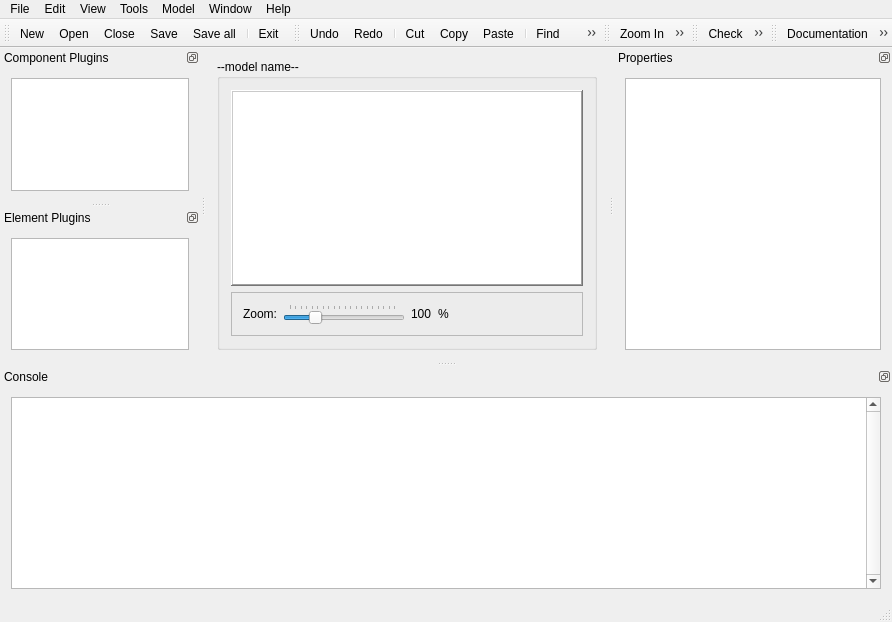
The window that qtGuiProject/QtRebornedGenesys/mainwindow.ui (ljmotta/2019_2022_GenESyS) describes before a commit, drawn with Qt 5.
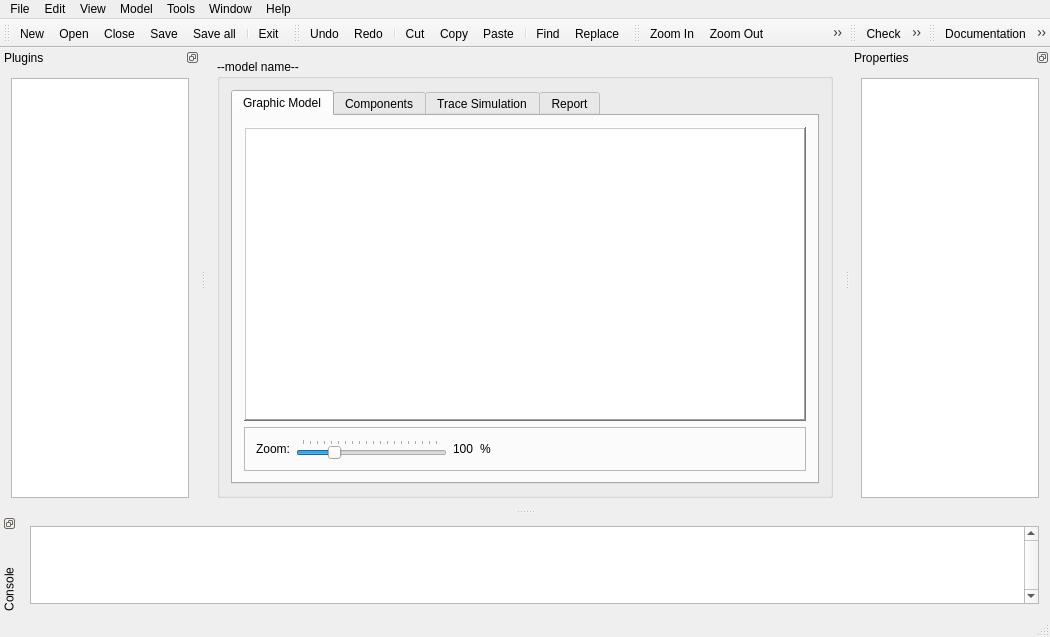
The same window after the commit. The open tabs and pages were chosen to show the change. Icons and pictures are not drawn.

Commit message: - Just BEFORE starting to change the way MOdelComponents declare inner ModelElements. (nowadays a ModelComponent (or event a ModelElement) can declare a private ModelElement the way it wants and to cope with it the way it wants. From now on, inner ModelElements must be put inside a specific list of "Children" ModelElements. This way it standarizes a way for external tools to know about every possible ModelElement created internally by another ModelElement or ModelComponent) - Started changing trace levels to the new ones (several more levels and a different rank)

Diff of the .ui file:
```diff
--- a/qtGuiProject/QtRebornedGenesys/mainwindow.ui
+++ b/qtGuiProject/QtRebornedGenesys/mainwindow.ui
@@ -6,8 +6,8 @@
    <rect>
     <x>0</x>
     <y>0</y>
-    <width>892</width>
-    <height>622</height>
+    <width>1050</width>
+    <height>637</height>
    </rect>
   </property>
   <property name="windowTitle">
@@ -17,6 +17,12 @@
    <locale language="English" country="UnitedStates"/>
   </property>
   <widget class="QWidget" name="centralWidget">
+   <property name="sizePolicy">
+    <sizepolicy hsizetype="Preferred" vsizetype="Preferred">
+     <horstretch>0</horstretch>
+     <verstretch>0</verstretch>
+    </sizepolicy>
+   </property>
    <layout class="QGridLayout" name="gridLayout">
     <item row="0" column="0">
      <widget class="QGroupBox" name="groupBoxModel">
@@ -37,6 +43,16 @@
       </property>
       <layout class="QVBoxLayout" name="verticalLayout_6">
        <item>
+        <widget class="QTabWidget" name="tabWidget">
+         <property name="currentIndex">
+          <number>1</number>
+         </property>
+         <widget class="QWidget" name="tabModelGraphicModel">
+          <attribute name="title">
+           <string>Graphic Model</string>
+          </attribute>
+          <layout class="QVBoxLayout" name="verticalLayout_2">
+           <item>
         <widget class="QGraphicsView" name="graphicsViewModel">
          <property name="frameShape">
           <enum>QFrame::WinPanel</enum>
@@ -44,6 +60,24 @@
          <property name="frameShadow">
           <enum>QFrame::Raised</enum>
          </property>
+             <property name="lineWidth">
+              <number>2</number>
+             </property>
+             <property name="midLineWidth">
+              <number>2</number>
+             </property>
+             <property name="backgroundBrush">
+              <brush brushstyle="NoBrush">
+               <color alpha="255">
+                <red>200</red>
+                <green>200</green>
+                <blue>200</blue>
+               </color>
+              </brush>
+             </property>
+             <property name="dragMode">
+              <enum>QGraphicsView::NoDrag</enum>
+             </property>
         </widget>
        </item>
        <item>
@@ -105,6 +139,9 @@
           </item>
           <item>
            <widget class="QLabel" name="label_3">
+                <property name="lineWidth">
+                 <number>0</number>
+                </property>
             <property name="text">
              <string>%</string>
             </property>
@@ -123,7 +160,39 @@
             </property>
            </spacer>
           </item>
-         </layout>
+              <item>
+               <spacer name="horizontalSpacer_2">
+                <property name="orientation">
+                 <enum>Qt::Horizontal</enum>
+                </property>
+                <property name="sizeHint" stdset="0">
+                 <size>
+                  <width>40</width>
+                  <height>20</height>
+                 </size>
+                </property>
+               </spacer>
+              </item>
+             </layout>
+            </widget>
+           </item>
+          </layout>
+         </widget>
+         <widget class="QWidget" name="tabModelComponents">
+          <attribute name="title">
+           <string>Components</string>
+          </attribute>
+         </widget>
+         <widget class="QWidget" name="tab_3">
+          <attribute name="title">
+           <string>Trace Simulation</string>
+          </attribute>
+         </widget>
+         <widget class="QWidget" name="tab">
+          <attribute name="title">
+           <string>Report</string>
+          </attribute>
+         </widget>
         </widget>
        </item>
       </layout>
@@ -136,7 +205,7 @@
     <rect>
      <x>0</x>
      <y>0</y>
-     <width>892</width>
+     <width>1050</width>
      <height>22</height>
     </rect>
    </property>
@@ -252,8 +321,8 @@
    <addaction name="menuFile"/>
    <addaction name="menuEdit"/>
    <addaction name="menuView"/>
-   <addaction name="menuTools"/>
    <addaction name="menuModel"/>
+   <addaction name="menuTools"/>
    <addaction name="menuWindow"/>
    <addaction name="menuHelp"/>
   </widget>
@@ -349,7 +418,7 @@
     <set>QDockWidget::DockWidgetFloatable|QDockWidget::DockWidgetMovable</set>
    </property>
    <property name="windowTitle">
-    <string>Component Plugins</string>
+    <string>Plugins</string>
    </property>
    <attribute name="dockWidgetArea">
     <number>1</number>
@@ -357,36 +426,80 @@
    <widget class="QWidget" name="dockWidgetContentsComponentPlugins">
     <layout class="QVBoxLayout" name="verticalLayout">
      <item>
-      <widget class="QListWidget" name="listWidgetComponentPlugins"/>
-     </item>
-    </layout>
-   </widget>
-  </widget>
-  <widget class="QDockWidget" name="dockWidgetElementPlugins">
-   <property name="maximumSize">
-    <size>
-     <width>200</width>
-     <height>524287</height>
-    </size>
-   </property>
-   <property name="features">
-    <set>QDockWidget::DockWidgetFloatable|QDockWidget::DockWidgetMovable</set>
-   </property>
-   <property name="windowTitle">
-    <string>Element Plugins</string>
-   </property>
-   <attribute name="dockWidgetArea">
-    <number>1</number>
-   </attribute>
-   <widget class="QWidget" name="dockWidgetContentsElementPlugins">
-    <layout class="QVBoxLayout" name="verticalLayout_2">
-     <item>
-      <widget class="QListWidget" name="listWidgetElementPlugins"/>
+      <widget class="QTreeWidget" name="treeWidgetPlugins">
+       <property name="dragEnabled">
+        <bool>true</bool>
+       </property>
+       <property name="dragDropMode">
+        <enum>QAbstractItemView::DragOnly</enum>
+       </property>
+       <property name="alternatingRowColors">
+        <bool>true</bool>
+       </property>
+       <property name="indentation">
+        <number>4</number>
+       </property>
+       <property name="sortingEnabled">
+        <bool>true</bool>
+       </property>
+       <property name="headerHidden">
+        <bool>true</bool>
+       </property>
+       <property name="columnCount">
+        <number>2</number>
+       </property>
+       <attribute name="headerVisible">
+        <bool>false</bool>
+       </attribute>
+       <attribute name="headerCascadingSectionResizes">
+        <bool>true</bool>
+       </attribute>
+       <attribute name="headerDefaultSectionSize">
+        <number>30</number>
+       </attribute>
+       <attribute name="headerHighlightSections">
+        <bool>true</bool>
+       </attribute>
+       <attribute name="headerMinimumSectionSize">
+        <number>30</number>
+       </attribute>
+       <attribute name="headerShowSortIndicator" stdset="0">
+        <bool>true</bool>
+       </attribute>
+       <column>
+        <property name="text">
+         <string notr="true">1</string>
+        </property>
+       </column>
+       <column>
+        <property name="text">
+         <string notr="true">2</string>
+        </property>
+       </column>
+      </widget>
      </item>
     </layout>
    </widget>
   </widget>
   <widget class="QDockWidget" name="dockWidgetProperties">
+   <property name="sizePolicy">
+    <sizepolicy hsizetype="Minimum" vsizetype="Expanding">
+     <horstretch>0</horstretch>
+     <verstretch>0</verstretch>
+    </sizepolicy>
+   </property>
+   <property name="minimumSize">
+    <size>
+     <width>100</width>
+     <height>107</height>
+    </size>
+   </property>
+   <property name="maximumSize">
+    <size>
+     <width>200</width>
+     <height>524287</height>
+    </size>
+   </property>
    <property name="features">
     <set>QDockWidget::DockWidgetFloatable|QDockWidget::DockWidgetMovable</set>
    </property>
@@ -399,17 +512,48 @@
    <widget class="QWidget" name="dockWidgetContentsProperties">
     <layout class="QVBoxLayout" name="verticalLayout_3">
      <item>
-      <widget class="QTableWidget" name="tableWidgetProperties"/>
+      <widget class="QTableWidget" name="tableWidgetProperties">
+       <property name="sizePolicy">
+        <sizepolicy hsizetype="Expanding" vsizetype="Expanding">
+         <horstretch>0</horstretch>
+         <verstretch>0</verstretch>
+        </sizepolicy>
+       </property>
+       <property name="minimumSize">
+        <size>
+         <width>0</width>
+         <height>0</height>
+        </size>
+       </property>
+       <property name="baseSize">
+        <size>
+         <width>0</width>
+         <height>0</height>
+        </size>
+       </property>
+      </widget>
      </item>
     </layout>
    </widget>
   </widget>
   <widget class="QDockWidget" name="dockWidgetConsole">
+   <property name="sizePolicy">
+    <sizepolicy hsizetype="Preferred" vsizetype="Preferred">
+     <horstretch>0</horstretch>
+     <verstretch>200</verstretch>
+    </sizepolicy>
+   </property>
+   <property name="maximumSize">
+    <size>
+     <width>524287</width>
+     <height>100</height>
+    </size>
+   </property>
    <property name="floating">
     <bool>false</bool>
    </property>
    <property name="features">
-    <set>QDockWidget::DockWidgetFloatable|QDockWidget::DockWidgetMovable</set>
+    <set>QDockWidget::DockWidgetFloatable|QDockWidget::DockWidgetMovable|QDockWidget::DockWidgetVerticalTitleBar</set>
    </property>
    <property name="allowedAreas">
     <set>Qt::AllDockWidgetAreas</set>
@@ -427,9 +571,15 @@
        <property name="sizePolicy">
         <sizepolicy hsizetype="Expanding" vsizetype="Preferred">
          <horstretch>0</horstretch>
-         <verstretch>0</verstretch>
+         <verstretch>1</verstretch>
         </sizepolicy>
        </property>
+       <property name="maximumSize">
+        <size>
+         <width>16777215</width>
+         <height>16777215</height>
+        </size>
+       </property>
        <property name="verticalScrollBarPolicy">
         <enum>Qt::ScrollBarAlwaysOn</enum>
        </property>
```
Left out of the diff: 17 changed lines with no effect on the pictures. Lines whose indentation alone changed are shown as unchanged. The commit also changes 17 other files.
